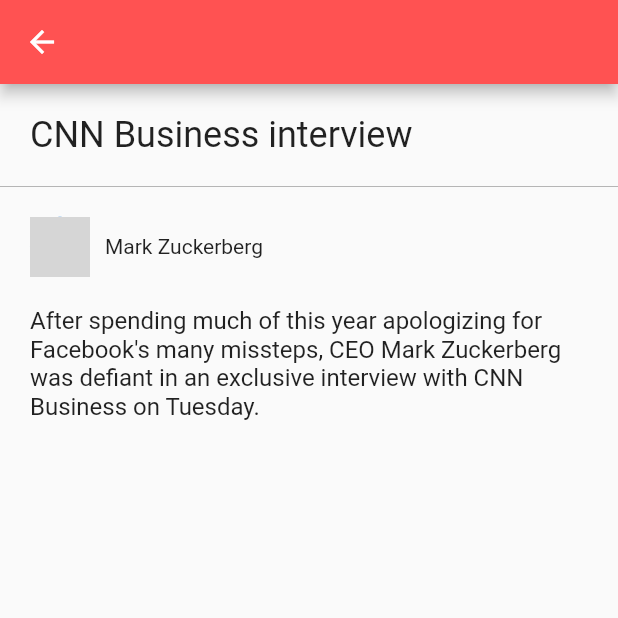
After one commit to pichaya/flutter-zero-to-hero-workshop, a Flutter app: the screen it shows after launch, after a tap on "CNN Business interview", on a phone screen of 412 x 824 dp, the top half of it. The commit adds this screen. Run offline on Flutter 3.47's test engine with Material 2 defaults, Android fonts, the phone set to English and light mode, and no system bars; network calls fail; grey boxes are pictures that could not be loaded.

Commit message:
add navigation to detail page

```diff
--- /dev/null
+++ b/workshop_1/lib/screens/email_detail/email_detail_page.dart
@@ -0,0 +1,57 @@
+import 'package:flutter/material.dart';
+import 'package:work_shop_1/models/email.dart';
+
+class EmailDetailPage extends StatelessWidget {
+  EmailDetailPage({@required this.email});
+
+  final Email email;
+
+  @override
+  Widget build(BuildContext context) {
+    return Scaffold(
+      appBar: AppBar(
+        backgroundColor: Colors.redAccent,
+      ),
+      body: Container(
+        child: Column(
+          crossAxisAlignment: CrossAxisAlignment.stretch,
+          children: <Widget>[
+            Padding(
+              padding: const EdgeInsets.all(20.0),
+              child: Text(
+                email.title,
+                style: TextStyle(fontSize: 24.0),
+              ),
+            ),
+            Container(
+              decoration: BoxDecoration(
+                  border: Border(
+                bottom: BorderSide(color: Colors.grey, width: 0.5),
+              )),
+              height: 0.5,
+            ),
+            Padding(
+              padding: const EdgeInsets.only(left: 20.0,top: 20.0),
+              child: Row(
+                children: <Widget>[
+                  CircleAvatar(
+                    backgroundImage: NetworkImage(email.image),
+                  ),
+                  SizedBox(width: 10.0),
+                  Text(email.sender)
+                ],
+              ),
+            ),
+            Padding(
+              padding: const EdgeInsets.all(20.0),
+              child: Text(
+                email.content,
+                style: TextStyle(fontSize: 16.0),
+              ),
+            )
+          ],
+        ),
+      ),
+    );
+  }
+}
--- a/workshop_1/lib/screens/inbox/inbox_page.dart
+++ b/workshop_1/lib/screens/inbox/inbox_page.dart
@@ -1,6 +1,7 @@
 import 'package:flutter/material.dart';
 import 'package:work_shop_1/models/email.dart';
 import 'package:work_shop_1/screens/inbox/widgets/email_card.dart';
+import 'package:work_shop_1/screens/email_detail/email_detail_page.dart';
 
 class InboxPage extends StatefulWidget {
   InboxPage({Key key, this.title}) : super(key: key);
@@ -15,6 +16,15 @@ class _InboxPageState extends State<InboxPage> {
   List<Email> emails = List<Email>();
 
   void _composeEmail() {}
+
+  void _viewEmailDetail(index) {
+    Navigator.push(
+      context,
+      MaterialPageRoute(
+        builder: (context) => EmailDetailPage(email: emails[index]),
+      ),
+    );
+  }
 
   @override
   void initState() {
@@ -94,7 +104,10 @@ class _InboxPageState extends State<InboxPage> {
         child: ListView.builder(
             itemCount: emails.length,
             itemBuilder: (buildContext, position) {
-              return EmailCard(emails[position]);
+              return GestureDetector(
+                onTap: ()=> _viewEmailDetail(position),
+                child: EmailCard(emails[position]),
+              );
             }),
       ),
       floatingActionButton: FloatingActionButton(
```
